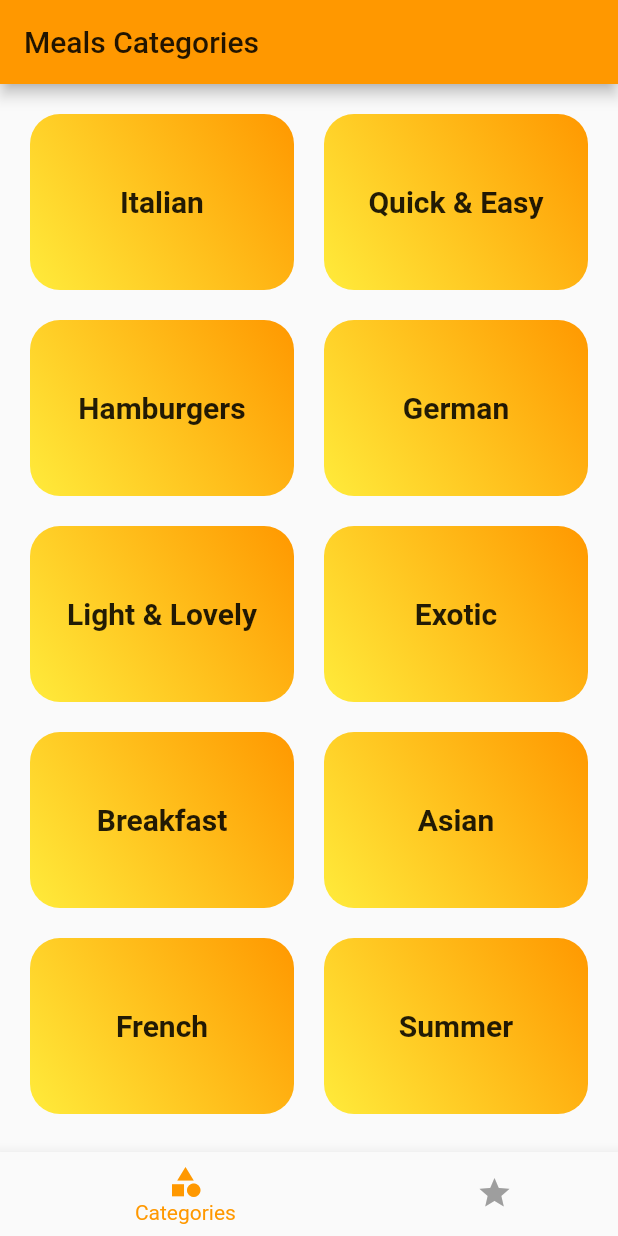
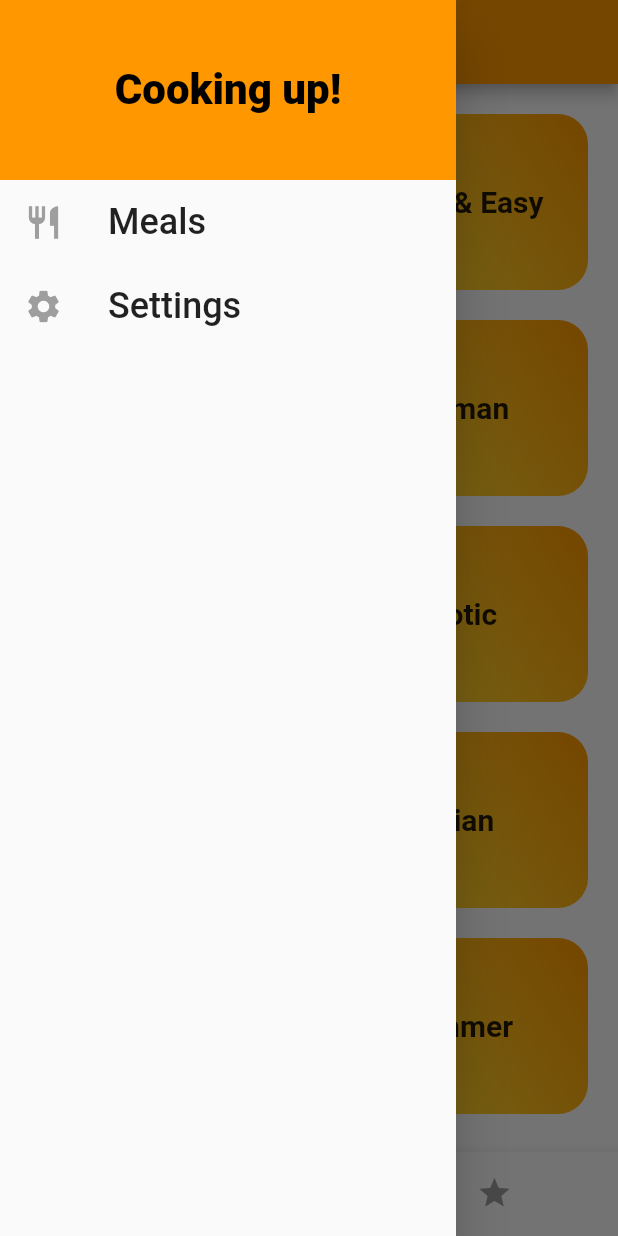
Before and after one commit to sniper0110/MealApp, a Flutter app: the screen it shows after launch, with the side drawer open (before the commit the screen has no drawer), on a phone screen of 412 x 824 dp. Run offline on Flutter 3.47's test engine with Material 2 defaults, Android fonts, the phone set to English and light mode, and no system bars; our stand-ins replace google_fonts.

Commit message:
Adding Drawer to the screen

```diff
--- a/lib/main.dart
+++ b/lib/main.dart
@@ -1,9 +1,9 @@
 import 'package:flutter/material.dart';
 
-import './widgets/MealTypesScreen.dart';
 import './widgets/MealTypeDescriptionScreen.dart';
 import './widgets/MealPreparationScreen.dart';
 import './widgets/TabsScreen.dart';
+import './widgets/SettingsScreen.dart';
 
 void main() => runApp(MyApp());
 
@@ -22,6 +22,7 @@ class MyApp extends StatelessWidget {
         '/': (_) => TabsScreen(),
         MealTypeDescriptionScreen.routeName : (_) => MealTypeDescriptionScreen(),
         MealPreparationScreen.routeName : (_) => MealPreparationScreen(),
+        SettingsScreen.routeName : (_) => SettingsScreen(),
       },
     );
   }
--- a/lib/widgets/MealTypesScreen.dart
+++ b/lib/widgets/MealTypesScreen.dart
@@ -5,6 +5,7 @@ import '../dummy-data.dart';
 import 'MealTypeItem.dart';
 
 class MealTypesScreen extends StatelessWidget {
+
   List<MealType> meals_types = DUMMY_CATEGORIES;
 
   @override
--- /dev/null
+++ b/lib/widgets/MyCustomDrawer.dart
@@ -0,0 +1,62 @@
+import 'package:flutter/material.dart';
+import 'SettingsScreen.dart';
+
+
+class MyCustomDrawer extends StatelessWidget {
+  @override
+  Widget build(BuildContext context) {
+    return Drawer(
+      child: Column(
+        children: <Widget>[
+          Container(
+            child: Text(
+              "Cooking up!",
+              style: TextStyle(
+                color: Colors.black,
+                fontSize: 28,
+                fontWeight: FontWeight.w900,
+              ),
+              //textAlign: TextAlign.center,
+            ),
+            color: Theme.of(context).primaryColor,
+            height: 120,
+            width: double.infinity,
+            alignment: AlignmentDirectional.center,
+          ),
+          ListTile(
+            leading: Icon(
+              Icons.restaurant,
+              color: Colors.grey,
+              size: 26,
+            ),
+            title: Text(
+              "Meals",
+              style: TextStyle(
+                fontSize: 24,
+              ),
+            ),
+            onTap: () {
+              Navigator.of(context).pushNamed('/');
+            },
+          ),
+          ListTile(
+            leading: Icon(
+              Icons.settings,
+              color: Colors.grey,
+              size: 26,
+            ),
+            title: Text(
+              "Settings",
+              style: TextStyle(
+                fontSize: 24,
+              ),
+            ),
+            onTap: () {
+              Navigator.of(context).pushNamed(SettingsScreen.routeName);
+            },
+          ),
+        ],
+      ),
+    );
+  }
+}
--- /dev/null
+++ b/lib/widgets/SettingsScreen.dart
@@ -0,0 +1,19 @@
+import 'package:flutter/material.dart';
+
+class SettingsScreen extends StatelessWidget {
+
+  static String routeName = '/settings_screen';
+
+  @override
+  Widget build(BuildContext context) {
+    return Scaffold(
+      appBar: AppBar(
+        title: Text("Settings"),
+      ),
+      body: Container(
+        child: Text("This is the settings screen!"),
+        alignment: AlignmentDirectional.center,
+      ),
+    );
+  }
+}
--- a/lib/widgets/TabsScreen.dart
+++ b/lib/widgets/TabsScreen.dart
@@ -2,6 +2,8 @@ import 'package:flutter/material.dart';
 
 import 'MealTypesScreen.dart';
 import 'FavoritesScreen.dart';
+import 'MyCustomDrawer.dart';
+
 
 class TabsScreen extends StatefulWidget {
   @override
@@ -54,6 +56,7 @@ class _TabsScreenState extends State<TabsScreen> {
           ),
         ],
       ),
+      drawer: MyCustomDrawer(),
     );
   }
 }
```
